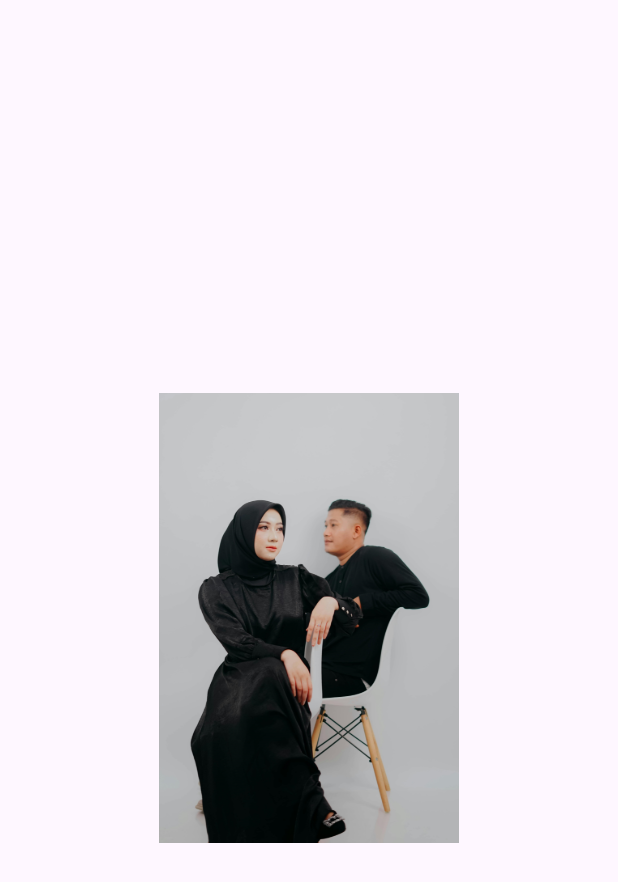
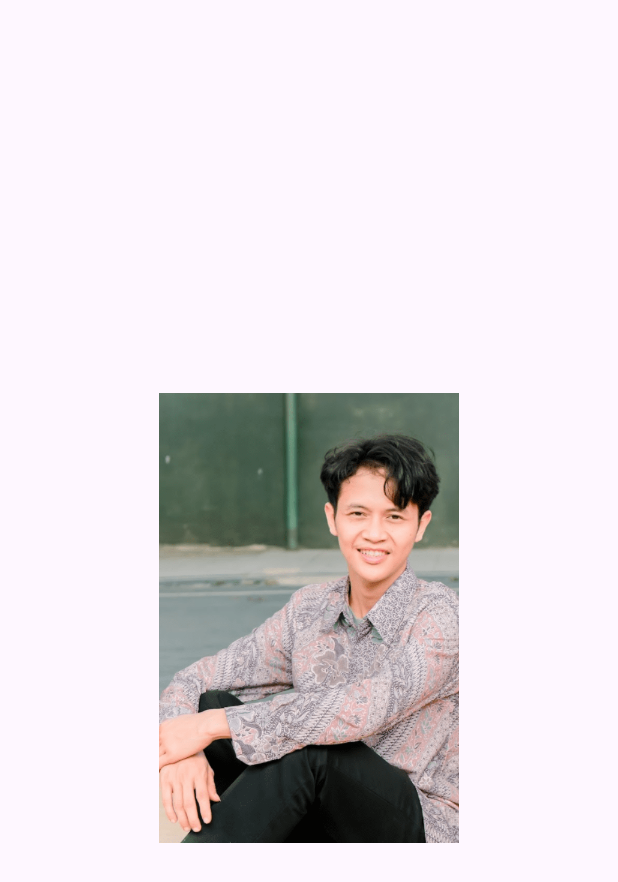
Before and after one commit to faequl96/iv_project_web_app, a Flutter app: the screen it shows after launch, on a phone screen of 412 x 824 dp. Shown: the top 882 px of the screen. Run offline on Flutter 3.47's test engine with Material 3 defaults, Android fonts, the phone set to English and light mode, and no system bars; our stand-ins replace flutter_bloc, go_router.

Commit message:
tes image 13

```diff
--- a/lib/pages/home_page.dart
+++ b/lib/pages/home_page.dart
@@ -13,7 +13,7 @@ class HomePage extends StatelessWidget {
       child: Center(
         child: ColoredBox(
           color: Colors.green,
-          child: Image.asset('assets/dummys/try_theme_cover_image.jpg', height: 300, width: 200, fit: BoxFit.cover),
+          child: Image.asset('assets/groom.png', height: 300, width: 200, fit: BoxFit.cover),
         ),
       ),
     );
```
Also changed, not shown: assets/groom.png (added), 1 other file.
